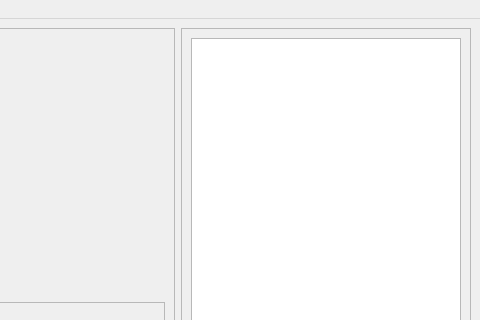
First picture: the form in src/Gui/ui_files/MainWindow.ui, repository loganek/gstcreator, before the edit; both pictures show x 414 to 894 and y 0 to 320 of the 894 by 600 pixel window.
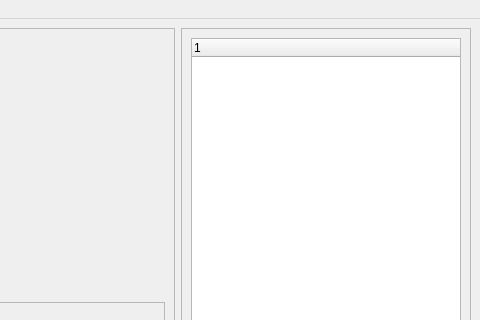
Second picture: the form after the edit.

Commit message: implemented info treeview

What changed in the file:
```diff
--- a/src/Gui/ui_files/MainWindow.ui
+++ b/src/Gui/ui_files/MainWindow.ui
@@ -151,7 +151,13 @@
       </property>
       <layout class="QGridLayout" name="gridLayout_3">
        <item row="0" column="0">
-        <widget class="QListWidget" name="selectedObjectListView"/>
+        <widget class="QTreeWidget" name="objectInfoTreeWidget">
+         <column>
+          <property name="text">
+           <string notr="true">1</string>
+          </property>
+         </column>
+        </widget>
        </item>
       </layout>
      </widget>
```
The commit also changes 4 other files.
